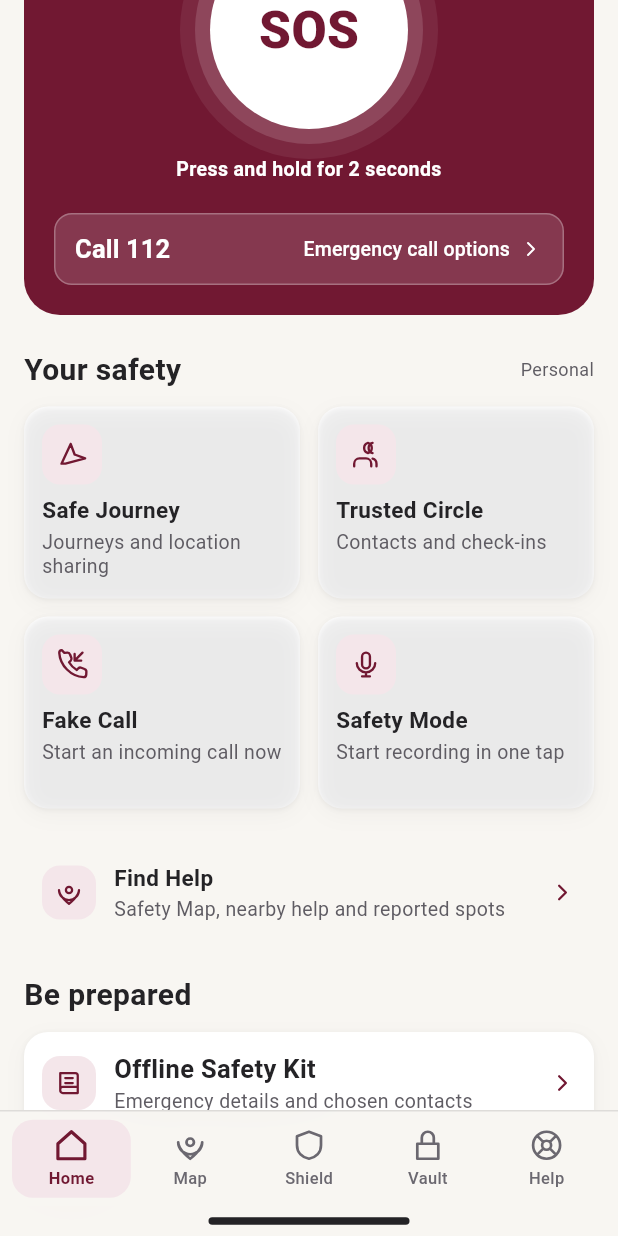
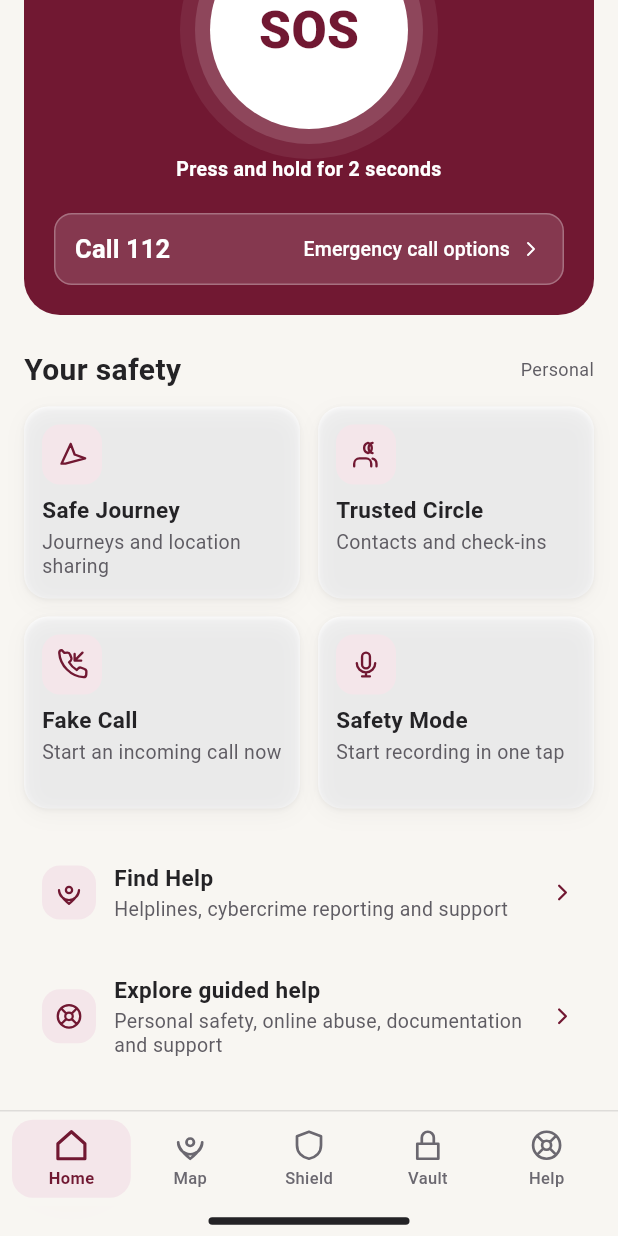
Before and after one commit to ShuraShipai/kavach-women-safety-app, a Flutter app: the HomeScreen screen opened by its route, scrolled down 316 dp, on a phone screen of 412 x 824 dp. Run offline on Flutter 3.47's test engine with Material 3 defaults, Android fonts, the phone set to English and light mode, and no system bars; our stand-ins replace cloud_firestore, cloud_functions, firebase_auth, firebase_core, firebase_storage, flutter_riverpod and 6 more; missing offline and left inert: cryptography, cryptography_flutter, record; accounts and stored records are empty; project files that could hold a hidden picture were left out.

Commit message:
Added home screen features

```diff
--- a/lib/app/app_router.dart
+++ b/lib/app/app_router.dart
@@ -24,6 +24,7 @@ import 'package:kavach/features/shield/presentation/message_analysis_result_scre
 import 'package:kavach/features/shield/presentation/shield_screen.dart';
 import 'package:kavach/features/help/presentation/help_screen.dart';
 import 'package:kavach/features/help/presentation/guided_help_screen.dart';
+import 'package:kavach/features/settings/presentation/settings_screen.dart';
 
 final appRouter = GoRouter(
   initialLocation: '/',
@@ -167,5 +168,10 @@ final appRouter = GoRouter(
         ),
       ],
     ),
+    GoRoute(
+      name: 'settings',
+      path: '/settings',
+      builder: (context, state) => const SettingsScreen(),
+    ),
   ],
 );
--- /dev/null
+++ b/lib/features/onboarding/application/public/device_permission_api.dart
@@ -0,0 +1,2 @@
+export 'package:kavach/features/onboarding/application/device_permission_provider.dart'
+    show devicePermissionControllerProvider;
--- a/lib/features/onboarding/presentation/home_screen.dart
+++ b/lib/features/onboarding/presentation/home_screen.dart
@@ -7,6 +7,7 @@ import 'package:kavach/core/design_system/tokens/app_colors.dart';
 import 'package:kavach/core/design_system/widgets/kavach_bottom_navigation.dart';
 import 'package:kavach/core/design_system/widgets/kavach_reference_icon.dart';
 import 'package:kavach/features/emergency_call/application/public/emergency_call_api.dart';
+import 'package:kavach/features/vault/application/public/vault_safety_mode_api.dart';
 
 /// Safety dashboard shown at the end of the onboarding flow.
 class HomeScreen extends ConsumerWidget {
@@ -34,11 +35,11 @@ class HomeScreen extends ConsumerWidget {
                     const SizedBox(height: 24),
                     _emergencyCard(context, ref),
                     const SizedBox(height: 24),
-                    _safetySection(context),
+                    _safetySection(context, ref),
                     const SizedBox(height: 24),
                     _helpRow(context),
-                    const SizedBox(height: 24),
-                    _preparedSection(context),
+                    const SizedBox(height: 12),
+                    _guidedHelpRow(context),
                   ],
                 ),
               ),
@@ -89,7 +90,7 @@ class HomeScreen extends ConsumerWidget {
       _surfaceButton(
         label: 'Open Settings',
         icon: KavachIcon.settings,
-        onPressed: () => _showUnavailable(context, 'Settings'),
+        onPressed: () => context.push('/settings'),
         size: 44,
         radius: 12,
       ),
@@ -227,7 +228,7 @@ class HomeScreen extends ConsumerWidget {
     ),
   );
 
-  Widget _safetySection(BuildContext context) => Column(
+  Widget _safetySection(BuildContext context, WidgetRef ref) => Column(
     crossAxisAlignment: CrossAxisAlignment.stretch,
     children: [
       _sectionHeading('Your safety', trailing: 'Personal'),
@@ -266,7 +267,7 @@ class HomeScreen extends ConsumerWidget {
             icon: KavachIcon.microphone,
             title: 'Safety Mode',
             subtitle: 'Start recording in one tap',
-            onTap: () => _showUnavailable(context, 'Safety Mode'),
+            onTap: () => _startSafetyModeRecording(context, ref),
           ),
         ],
       ),
@@ -340,63 +341,40 @@ class HomeScreen extends ConsumerWidget {
     context,
     icon: KavachIcon.mapPin,
     title: 'Find Help',
-    subtitle: 'Safety Map, nearby help and reported spots',
+    subtitle: 'Helplines, cybercrime reporting and support',
     titleSize: 15,
     minHeight: 64,
-    onTap: () => _showUnavailable(context, 'Find Help'),
+    onTap: () => context.push('/help'),
   );
 
-  Widget _preparedSection(BuildContext context) => Column(
-    crossAxisAlignment: CrossAxisAlignment.stretch,
-    children: [
-      _sectionHeading('Be prepared'),
-      const SizedBox(height: 12),
-      Container(
-        decoration: BoxDecoration(
-          color: AppColors.surfaceWhite,
-          borderRadius: BorderRadius.circular(16),
-          boxShadow: const [
-            BoxShadow(
-              color: Color(0x0F242326),
-              blurRadius: 2,
-              offset: Offset(0, 1),
-            ),
-            BoxShadow(
-              color: Color(0x0A242326),
-              blurRadius: 12,
-              offset: Offset(0, 4),
-            ),
-          ],
+  Widget _guidedHelpRow(BuildContext context) => _actionRow(
+    context,
+    icon: KavachIcon.compass,
+    title: 'Explore guided help',
+    subtitle: 'Personal safety, online abuse, documentation and support',
+    titleSize: 15,
+    minHeight: 64,
+    onTap: () => context.push('/help/guided'),
+  );
+
+  Future<void> _startSafetyModeRecording(
+    BuildContext context,
+    WidgetRef ref,
+  ) async {
+    try {
+      await ref.read(startSafetyModeRecordingProvider).call();
+      if (context.mounted) context.push('/vault/recordings/capture');
+    } on Object {
+      if (!context.mounted) return;
+      ScaffoldMessenger.of(context).showSnackBar(
+        const SnackBar(
+          content: Text(
+            'Recording did not start. Allow microphone access and try again.',
+          ),
         ),
-        child: Column(
-          children: [
-            _actionRow(
-              context,
-              icon: KavachIcon.book,
-              title: 'Offline Safety Kit',
-              subtitle: 'Emergency details and chosen contacts',
-              onTap: () => _showUnavailable(context, 'Offline Safety Kit'),
-            ),
-            const Padding(
-              padding: EdgeInsets.only(left: 60),
-              child: Divider(
-                height: 1,
-                thickness: 1,
-                color: AppColors.coolGray,
-              ),
-            ),
-            _actionRow(
-              context,
-              icon: KavachIcon.check,
-              title: 'Readiness Checkup',
-              subtitle: 'Check contacts, location and offline details',
-              onTap: () => _showUnavailable(context, 'Readiness Checkup'),
-            ),
-          ],
-        ),
-      ),
-    ],
-  );
+      );
+    }
+  }
 
   Widget _actionRow(
     BuildContext context, {
--- /dev/null
+++ b/lib/features/vault/application/public/vault_data_api.dart
@@ -0,0 +1,2 @@
+export 'package:kavach/features/vault/application/vault_providers.dart'
+    show vaultControllerProvider;
--- /dev/null
+++ b/lib/features/vault/application/public/vault_safety_mode_api.dart
@@ -0,0 +1,2 @@
+export 'package:kavach/features/vault/application/vault_recording_provider.dart'
+    show startSafetyModeRecordingProvider;
--- a/lib/features/vault/application/vault_recording_provider.dart
+++ b/lib/features/vault/application/vault_recording_provider.dart
@@ -13,6 +13,22 @@ final vaultRecordingControllerProvider =
     NotifierProvider<VaultRecordingController, VaultRecordingState>(
       VaultRecordingController.new,
     );
+
+final startSafetyModeRecordingProvider = Provider<StartSafetyModeRecording>(
+  (ref) => StartSafetyModeRecording(
+    () => ref
+        .read(vaultRecordingControllerProvider.notifier)
+        .startAudioRecording(),
+  ),
+);
+
+class StartSafetyModeRecording {
+  const StartSafetyModeRecording(this._start);
+
+  final Future<void> Function() _start;
+
+  Future<void> call() => _start();
+}
 
 class VaultRecordingState {
   const VaultRecordingState({
```
Also changed, not shown: lib/features/settings/presentation/settings_row.dart (added, +75 -0 lines), lib/features/settings/presentation/settings_screen.dart (added, +412 -0 lines).
